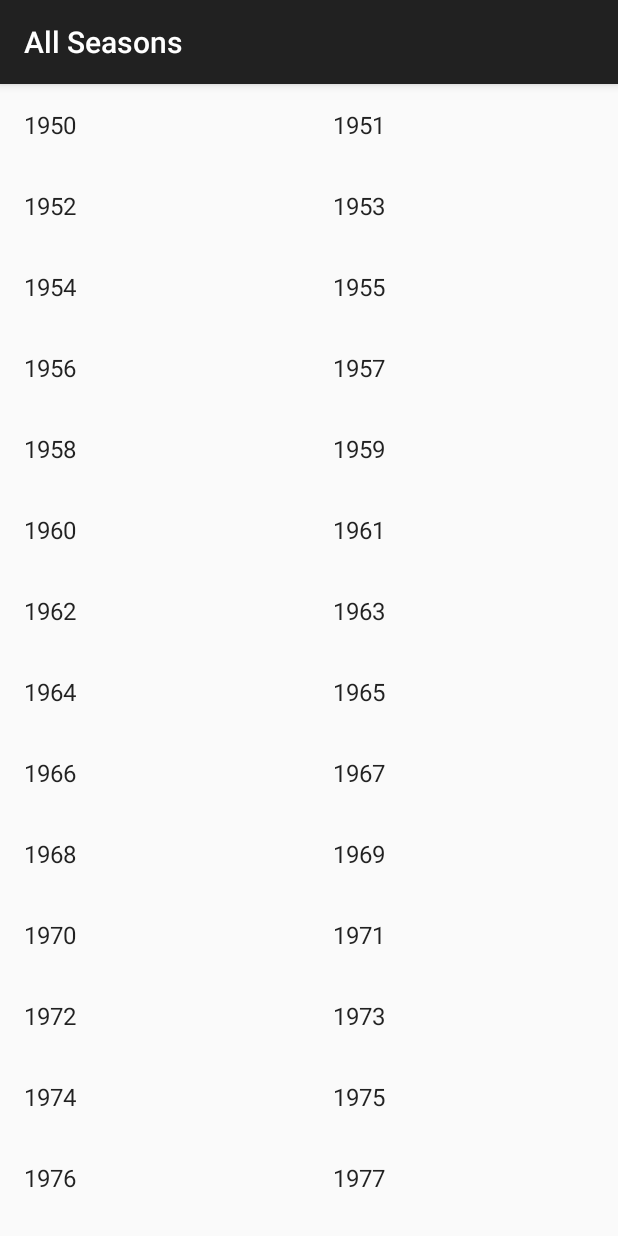
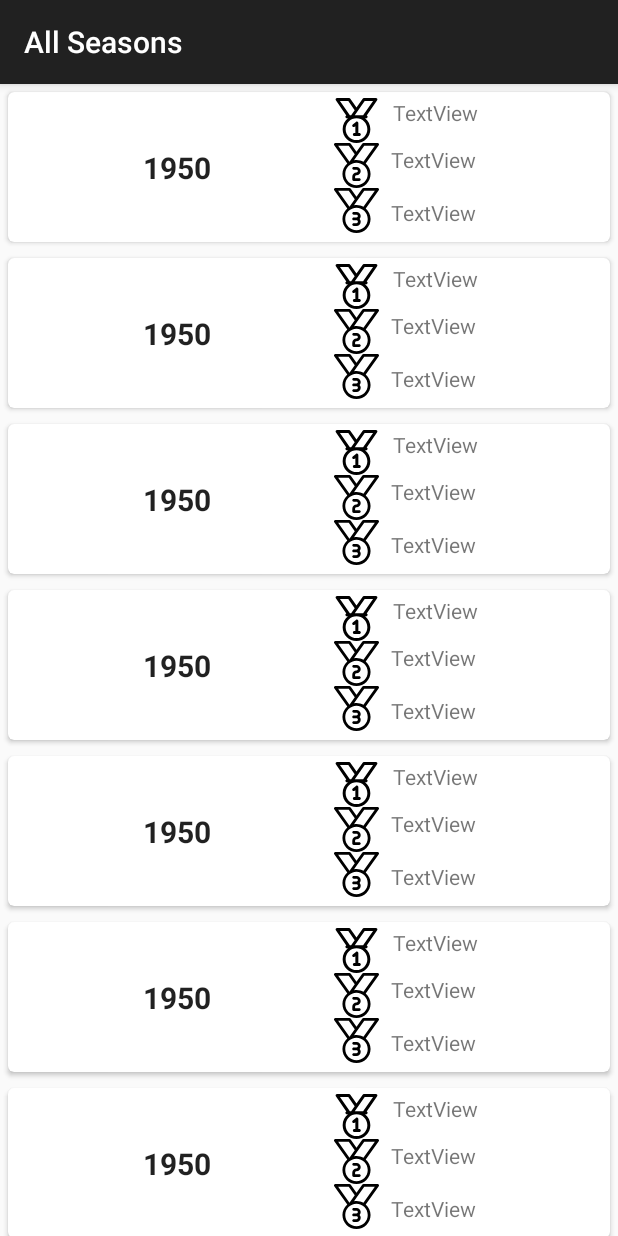
Before and after one commit to sebdeveloper6952/f1_app, an Android app: the screen it shows after launch (HomeActivity), on a phone screen of 412 x 824 dp. Run offline under Robolectric (Android 15) with nearby library versions, the phone set to English and light mode, and no system bars; 1 statement that could not run was skipped.

Commit message:
Added imageViews to season and race details card view.

```diff
--- a/app/build.gradle
+++ b/app/build.gradle
@@ -43,6 +43,7 @@ dependencies {
     implementation 'com.android.support:support-vector-drawable:27.1.1'
     implementation 'com.android.support:support-v4:27.1.1'
     implementation 'com.android.support:recyclerview-v7:27.1.1'
+    implementation 'com.android.support:cardview-v7:27.1.1'
     testImplementation 'junit:junit:4.12'
     androidTestImplementation 'com.android.support.test:runner:1.0.2'
     androidTestImplementation 'com.android.support.test.espresso:espresso-core:3.0.2'
--- a/app/src/main/java/com/projects/sebdeveloper6952/f1_app/adapters/RaceRecyclerViewAdapter.kt
+++ b/app/src/main/java/com/projects/sebdeveloper6952/f1_app/adapters/RaceRecyclerViewAdapter.kt
@@ -7,7 +7,7 @@ import android.view.ViewGroup
 import com.projects.sebdeveloper6952.f1_app.R
 import com.projects.sebdeveloper6952.f1_app.models.Race
 import com.projects.sebdeveloper6952.f1_app.components.RaceListFragment
-import kotlinx.android.synthetic.main.item_race.view.*
+import kotlinx.android.synthetic.main.item_season_race_cardview.view.*
 
 class RaceRecyclerViewAdapter(private val data: List<Race>?,
                               private val listener: RaceListFragment.OnFragmentInteractionListener?):
@@ -25,7 +25,7 @@ class RaceRecyclerViewAdapter(private val data: List<Race>?,
 
     override fun onCreateViewHolder(parent: ViewGroup, viewType: Int): ViewHolder {
         val layout = LayoutInflater.from(parent.context)
-                .inflate(R.layout.item_race, parent, false)
+                .inflate(R.layout.item_season_race_cardview, parent, false)
         return ViewHolder(layout)
     }
 
@@ -33,7 +33,8 @@ class RaceRecyclerViewAdapter(private val data: List<Race>?,
 
     override fun onBindViewHolder(holder: ViewHolder, position: Int) {
         val race = data?.get(position)
-        holder.txtViewName.text = race?.raceName
+        holder.txtViewTitle.text = race?.raceName
+        // TODO(bind race standings to text views)
         with(holder.v) {
             tag = race
             setOnClickListener(onClickListener)
@@ -41,6 +42,9 @@ class RaceRecyclerViewAdapter(private val data: List<Race>?,
     }
 
     inner class ViewHolder(val v: View): RecyclerView.ViewHolder(v) {
-        var txtViewName = v.txtView_RaceName
+        val txtViewTitle = v.txtView_title
+        val txtViewFirst = v.txtView_firstPlace
+        val txtViewSecond = v.txtView_secondPlace
+        val txtViewThird = v.txtView_thirdPlace
     }
 }
--- a/app/src/main/java/com/projects/sebdeveloper6952/f1_app/adapters/SeasonRecyclerViewAdapter.kt
+++ b/app/src/main/java/com/projects/sebdeveloper6952/f1_app/adapters/SeasonRecyclerViewAdapter.kt
@@ -8,7 +8,8 @@ import android.widget.TextView
 import com.projects.sebdeveloper6952.f1_app.components.AllSeasonFragment.OnListFragmentInteractionListener
 import com.projects.sebdeveloper6952.f1_app.R
 import com.projects.sebdeveloper6952.f1_app.models.Season
-import kotlinx.android.synthetic.main.item_season.view.*
+//import kotlinx.android.synthetic.main.item_season.view.*
+import kotlinx.android.synthetic.main.item_season_race_cardview.view.*
 
 class SeasonRecyclerViewAdapter(private val data: List<Season>,
                                 private val listener: OnListFragmentInteractionListener?):
@@ -26,13 +27,14 @@ class SeasonRecyclerViewAdapter(private val data: List<Season>,
 
     override fun onCreateViewHolder(parent: ViewGroup, viewType: Int): ViewHolder {
         val view = LayoutInflater.from(parent.context)
-                .inflate(R.layout.item_season, parent, false)
+                .inflate(R.layout.item_season_race_cardview, parent, false)
         return ViewHolder(view)
     }
 
     override fun onBindViewHolder(holder: ViewHolder, position: Int) {
         val item = data[position]
-        holder.txtViewYear.text = item.season
+        holder.txtViewTitle.text = item.season
+        // TODO(bind standing text views with season data)
         with(holder.v) {
             tag = item
             setOnClickListener(mOnClickListener)
@@ -43,10 +45,13 @@ class SeasonRecyclerViewAdapter(private val data: List<Season>,
 
     inner class ViewHolder(val v: View) : RecyclerView.ViewHolder(v) {
 
-        val txtViewYear: TextView = v.txtView_seasonYear
+        val txtViewTitle = v.txtView_title
+        val txtViewFirst = v.txtView_firstPlace
+        val txtViewSecond = v.txtView_secondPlace
+        val txtViewThird = v.txtView_thirdPlace
 
         override fun toString(): String {
-            return super.toString() + " '" + txtViewYear.text + "'"
+            return super.toString() + " '" + txtViewTitle.text + "'"
         }
     }
 }
--- a/app/src/main/java/com/projects/sebdeveloper6952/f1_app/components/AllSeasonFragment.kt
+++ b/app/src/main/java/com/projects/sebdeveloper6952/f1_app/components/AllSeasonFragment.kt
@@ -17,7 +17,7 @@ import kotlinx.android.synthetic.main.fragment_all_seasons_list.view.*
 class AllSeasonFragment : Fragment() {
 
     private var listener: OnListFragmentInteractionListener? = null
-    private val columnCount = 2
+    private val columnCount = 1
 
     override fun onAttach(context: Context) {
         super.onAttach(context)
--- /dev/null
+++ b/app/src/main/res/drawable/medal_bronze.xml
@@ -0,0 +1,34 @@
+<?xml version="1.0" encoding="utf-8"?>
+<vector xmlns:android="http://schemas.android.com/apk/res/android"
+    android:width="512.004dp"
+    android:height="512.004dp"
+    android:viewportWidth="512.004"
+    android:viewportHeight="512.004">
+
+    <group>
+        <group>
+            <path
+                android:fillColor="#000000"
+                android:pathData="M510.242,8.674c-2.752-5.344-8.224-8.672-14.24-8.672h-160c-5.184,0-10.016,2.496-13.024,6.688l-66.976,93.76
+L189.026,6.69c-3.008-4.192-7.84-6.688-13.024-6.688h-160c-5.984,0-11.488,3.328-14.24,8.672
+c-2.72,5.312-2.272,11.744,1.216,16.64L150.946,232.29c-33.408,29.344-54.944,71.872-54.944,119.712c0,88.224,71.776,160,160,160
+s160-71.776,160-160c0-47.84-21.536-90.368-54.944-119.712L509.026,25.314C512.514,20.45,512.962,14.018,510.242,8.674z
+M47.106,32.002h120.672l68.544,95.968l-60.288,84.384L47.106,32.002z
+M384.002,352.002c0,70.592-57.408,128-128,128
+s-128-57.408-128-128s57.408-128,128-128S384.002,281.41,384.002,352.002z
+M334.978,213.698
+c-23.392-13.408-50.112-21.696-78.976-21.696c-9.696,0-19.072,1.216-28.288,2.848l41.6-58.112
+c0.128-0.192,0.288-0.384,0.416-0.576l74.496-104.16h120.672L334.978,213.698z" />
+        </group>
+    </group>
+    <group>
+        <group>
+            <path
+                android:fillColor="#000000"
+                android:pathData="M304.002,320.002c0-26.464-21.536-48-48-48h-32c-8.832,0-16,7.168-16,16c0,8.832,7.168,16,16,16h32c8.832,0,16,7.2,16,16
+s-7.168,16-16,16h-32c-8.832,0-16,7.168-16,16c0,8.832,7.168,16,16,16h32c8.832,0,16,7.2,16,16s-7.168,16-16,16h-32
+c-8.832,0-16,7.168-16,16c0,8.832,7.168,16,16,16h32c26.464,0,48-21.536,48-48c0-12.352-4.8-23.488-12.48-32
+C299.202,343.49,304.002,332.354,304.002,320.002z" />
+        </group>
+    </group>
+</vector>
--- /dev/null
+++ b/app/src/main/res/drawable/medal_gold.xml
@@ -0,0 +1,28 @@
+<?xml version="1.0" encoding="utf-8"?>
+<vector xmlns:android="http://schemas.android.com/apk/res/android"
+    android:width="297dp"
+    android:height="297dp"
+    android:viewportWidth="297"
+    android:viewportHeight="297">
+
+    <group>
+        <path
+            android:fillColor="#000000"
+            android:pathData="M285.414,5.302C283.709,2.042,280.335,0,276.657,0h-79.233c-3.239,0-6.273,1.587-8.119,4.248L148.5,63.036L107.695,4.248
+C105.85,1.587,102.815,0,99.576,0H20.343c-3.678,0-7.052,2.042-8.757,5.302c-1.705,3.26-1.459,7.195,0.638,10.218l68.972,99.37
+c-3.606,1.473-6.152,5.012-6.152,9.148c0,5.458,4.426,9.884,9.884,9.884h6.862c-21.133,16.761-34.712,42.65-34.712,71.655
+C57.077,255.988,98.089,297,148.5,297s91.423-41.012,91.423-91.423c0-29.005-13.579-54.895-34.712-71.655h6.862
+c5.458,0,9.884-4.426,9.884-9.884c0-4.137-2.546-7.676-6.152-9.148l68.972-99.37C286.873,12.497,287.119,8.561,285.414,5.302z
+M94.406,19.768l42.062,60.602l-23.449,33.785h-8.272L39.233,19.768H94.406z
+M220.155,205.577
+c0,39.511-32.145,71.655-71.655,71.655s-71.655-32.144-71.655-71.655c0-39.511,32.145-71.655,71.655-71.655
+S220.155,166.066,220.155,205.577z
+M192.253,114.154h-55.172l65.513-94.387h55.173L192.253,114.154z" />
+        <path
+            android:fillColor="#000000"
+            android:pathData="M167.113,231.027h-6.424v-65.231c0-3.783-2.16-7.234-5.563-8.889c-3.4-1.653-7.451-1.221-10.426,1.117l-20.756,16.308
+c-4.292,3.373-5.038,9.587-1.666,13.878c3.373,4.294,9.588,5.04,13.878,1.666l4.766-3.745v44.896h-6.424
+c-5.458,0-9.884,4.426-9.884,9.884c0,5.458,4.426,9.884,9.884,9.884h32.615c5.458,0,9.884-4.426,9.884-9.884
+C176.997,235.453,172.571,231.027,167.113,231.027z" />
+    </group>
+</vector>
--- /dev/null
+++ b/app/src/main/res/drawable/medal_silver.xml
@@ -0,0 +1,33 @@
+<?xml version="1.0" encoding="utf-8"?>
+<vector xmlns:android="http://schemas.android.com/apk/res/android"
+    android:width="512.004dp"
+    android:height="512.004dp"
+    android:viewportWidth="512.004"
+    android:viewportHeight="512.004">
+
+    <group>
+        <group>
+            <path
+                android:fillColor="#000000"
+                android:pathData="M510.242,8.674c-2.752-5.344-8.224-8.672-14.24-8.672h-160c-5.184,0-10.016,2.496-13.024,6.688l-66.976,93.76
+L189.026,6.69c-3.008-4.192-7.84-6.688-13.024-6.688h-160c-5.984,0-11.488,3.328-14.24,8.672
+c-2.72,5.312-2.272,11.744,1.216,16.64L150.946,232.29c-33.408,29.344-54.944,71.872-54.944,119.712c0,88.224,71.776,160,160,160
+s160-71.776,160-160c0-47.84-21.536-90.368-54.944-119.712L509.026,25.314C512.514,20.45,512.962,14.018,510.242,8.674z
+M47.106,32.002h120.672l68.544,95.968l-60.288,84.384L47.106,32.002z
+M384.002,352.002c0,70.592-57.408,128-128,128
+s-128-57.408-128-128s57.408-128,128-128S384.002,281.41,384.002,352.002z
+M334.978,213.698
+c-23.392-13.408-50.112-21.696-78.976-21.696c-9.696,0-19.072,1.216-28.288,2.848l41.6-58.112
+c0.128-0.192,0.288-0.384,0.416-0.576l74.496-104.16h120.672L334.978,213.698z" />
+        </group>
+    </group>
+    <group>
+        <group>
+            <path
+                android:fillColor="#000000"
+                android:pathData="M288.002,400.002h-48v-16c0-8.8,7.168-16,16-16c26.464,0,48-21.536,48-48s-21.536-48-48-48h-32c-8.832,0-16,7.168-16,16
+c0,8.832,7.168,16,16,16h32c8.832,0,16,7.2,16,16s-7.168,16-16,16c-26.464,0-48,21.536-48,48v32c0,8.832,7.168,16,16,16h64
+c8.832,0,16-7.168,16-16C304.002,407.17,296.834,400.002,288.002,400.002z" />
+        </group>
+    </group>
+</vector>
--- a/app/src/main/res/layout/item_season.xml
+++ b/app/src/main/res/layout/item_season.xml
@@ -1,12 +1,14 @@
 <?xml version="1.0" encoding="utf-8"?>
-<LinearLayout xmlns:android="http://schemas.android.com/apk/res/android"
+
+<LinearLayout
+    xmlns:android="http://schemas.android.com/apk/res/android"
     android:id="@+id/layout_root"
     android:layout_width="match_parent"
     android:layout_height="wrap_content"
     android:orientation="vertical">
 
     <TextView
-        android:id="@+id/txtView_seasonYear"
+        android:id="@+id/txtView_title"
         android:layout_width="wrap_content"
         android:layout_height="wrap_content"
         android:layout_margin="@dimen/text_margin"
--- a/app/src/main/res/layout/item_season_cardview.xml
+++ /dev/null
@@ -1,20 +0,0 @@
-<?xml version="1.0" encoding="utf-8"?>
-<android.support.v7.widget.CardView
-    xmlns:card_view="http://schemas.android.com/apk/res-auto"
-    xmlns:android="http://schemas.android.com/apk/res/android"
-    android:id="@+id/cardView"
-    android:layout_width="match_parent"
-    android:layout_height="@dimen/item_season_card_height"
-    android:layout_margin="@dimen/item_season_card_margin"
-    card_view:cardCornerRadius="@dimen/item_season_card_corner_radius"
-    card_view:cardElevation="@dimen/item_season_card_elevation">
-
-    <TextView
-        android:id="@+id/txtView_seasonYear"
-        android:layout_width="wrap_content"
-        android:layout_height="wrap_content"
-        android:layout_margin="@dimen/text_margin"
-        android:textAlignment="center"
-        android:textAppearance="?attr/textAppearanceListItem" />
-
-</android.support.v7.widget.CardView>
--- /dev/null
+++ b/app/src/main/res/layout/item_season_race_cardview.xml
@@ -0,0 +1,99 @@
+<?xml version="1.0" encoding="utf-8"?>
+<android.support.v7.widget.CardView
+    xmlns:card_view="http://schemas.android.com/apk/res-auto"
+    xmlns:android="http://schemas.android.com/apk/res/android"
+    xmlns:tools="http://schemas.android.com/tools"
+    android:id="@+id/cardView"
+    android:layout_width="match_parent"
+    android:layout_height="@dimen/item_season_card_height"
+    android:layout_margin="@dimen/item_season_card_margin"
+    card_view:cardCornerRadius="@dimen/item_season_card_corner_radius"
+    card_view:cardElevation="@dimen/item_season_card_elevation">
+
+    <android.support.constraint.ConstraintLayout
+        android:layout_width="match_parent"
+        android:layout_height="match_parent">
+
+        <TextView
+            android:id="@+id/txtView_title"
+            android:layout_width="193dp"
+            android:layout_height="wrap_content"
+            android:layout_margin="@dimen/text_margin"
+            android:layout_marginBottom="8dp"
+            android:layout_marginStart="8dp"
+            android:layout_marginTop="8dp"
+            android:text="1950"
+            android:textAlignment="center"
+            android:textAppearance="?attr/textAppearanceListItem"
+            android:textSize="20sp"
+            android:textStyle="bold"
+            card_view:layout_constraintBottom_toBottomOf="parent"
+            card_view:layout_constraintStart_toStartOf="parent"
+            card_view:layout_constraintTop_toTopOf="parent"
+            card_view:layout_constraintVertical_bias="0.508" />
+
+        <ImageView
+            android:id="@+id/imgView_firstPlace"
+            android:layout_width="30dp"
+            android:layout_height="30dp"
+            android:layout_marginStart="8dp"
+            android:layout_marginTop="4dp"
+            card_view:layout_constraintStart_toEndOf="@+id/txtView_title"
+            card_view:layout_constraintTop_toTopOf="parent"
+            card_view:srcCompat="@drawable/medal_gold" />
+
+        <ImageView
+            android:id="@+id/imgView_secondPlace"
+            android:layout_width="30dp"
+            android:layout_height="30dp"
+            android:layout_marginStart="8dp"
+            card_view:layout_constraintStart_toEndOf="@+id/txtView_title"
+            card_view:layout_constraintTop_toBottomOf="@+id/imgView_firstPlace"
+            card_view:srcCompat="@drawable/medal_silver" />
+
+        <ImageView
+            android:id="@+id/imgView_thirdPlace"
+            android:layout_width="30dp"
+            android:layout_height="30dp"
+            android:layout_marginStart="8dp"
+            card_view:layout_constraintStart_toEndOf="@+id/txtView_title"
+            card_view:layout_constraintTop_toBottomOf="@+id/imgView_secondPlace"
+            card_view:srcCompat="@drawable/medal_bronze" />
+
+        <TextView
+            android:id="@+id/txtView_firstPlace"
+            android:layout_width="100dp"
+            android:layout_height="wrap_content"
+            android:layout_marginEnd="32dp"
+            android:layout_marginStart="8dp"
+            android:layout_marginTop="4dp"
+            android:text="TextView"
+            card_view:layout_constraintEnd_toEndOf="parent"
+            card_view:layout_constraintHorizontal_bias="0.086"
+            card_view:layout_constraintStart_toEndOf="@+id/imgView_firstPlace"
+            card_view:layout_constraintTop_toTopOf="parent" />
+
+        <TextView
+            android:id="@+id/txtView_secondPlace"
+            android:layout_width="100dp"
+            android:layout_height="wrap_content"
+            android:layout_marginStart="8dp"
+            android:layout_marginTop="12dp"
+            android:text="TextView"
+            card_view:layout_constraintStart_toEndOf="@+id/imgView_secondPlace"
+            card_view:layout_constraintTop_toBottomOf="@+id/txtView_firstPlace" />
+
+        <TextView
+            android:id="@+id/txtView_thirdPlace"
+            android:layout_width="100dp"
+            android:layout_height="wrap_content"
+            android:layout_marginStart="8dp"
+            android:layout_marginTop="16dp"
+            android:text="TextView"
+            card_view:layout_constraintStart_toEndOf="@+id/imgView_thirdPlace"
+            card_view:layout_constraintTop_toBottomOf="@+id/txtView_secondPlace" />
+
+
+    </android.support.constraint.ConstraintLayout>
+
+</android.support.v7.widget.CardView>
--- a/app/src/main/res/values/dimens.xml
+++ b/app/src/main/res/values/dimens.xml
@@ -3,4 +3,8 @@
     <dimen name="activity_horizontal_margin">16dp</dimen>
     <dimen name="activity_vertical_margin">16dp</dimen>
     <dimen name="text_margin">16dp</dimen>
+    <dimen name="item_season_card_height">100dp</dimen>
+    <dimen name="item_season_card_margin">5dp</dimen>
+    <dimen name="item_season_card_corner_radius">4dp</dimen>
+    <dimen name="item_season_card_elevation">2dp</dimen>
 </resources>
```
Also changed, not shown: 1 other file.
